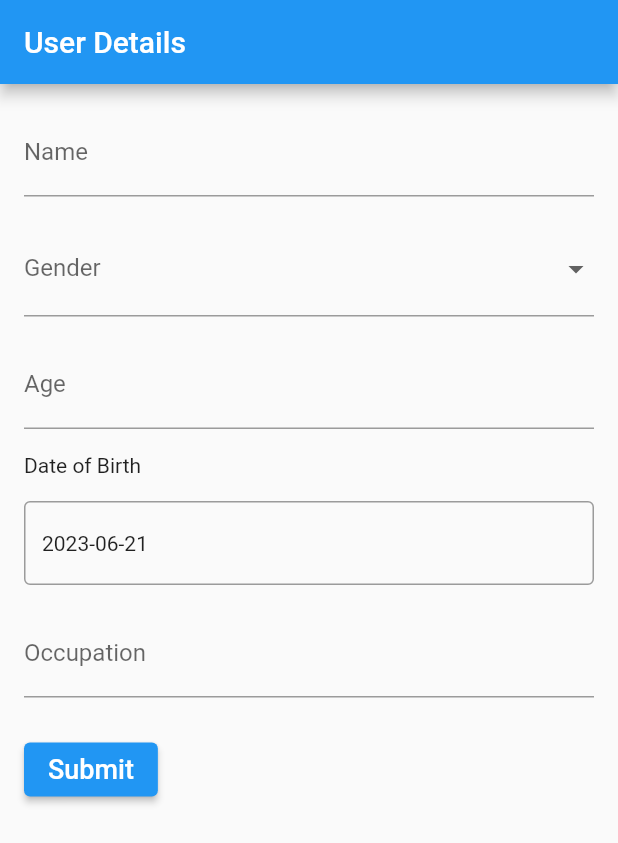
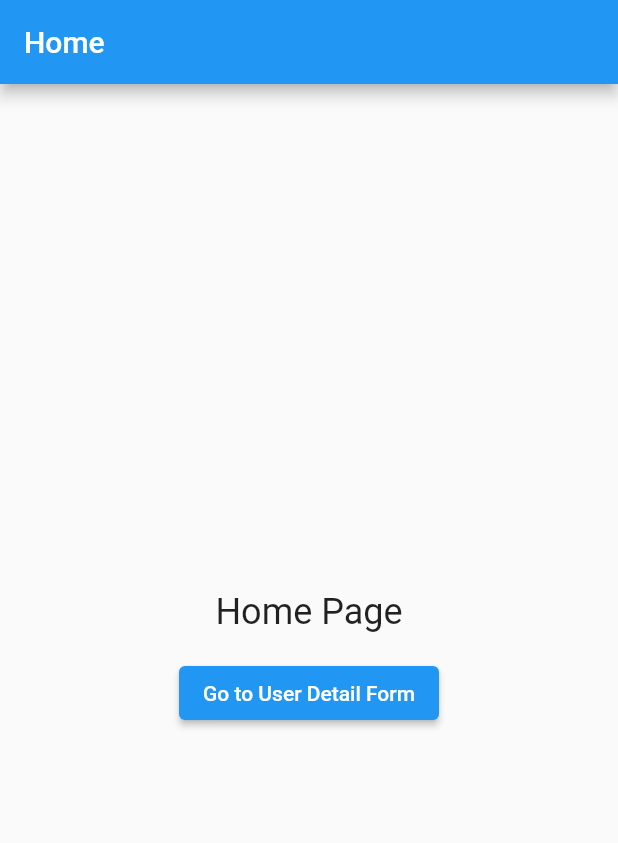
Before and after one commit to Hakobunn/realtimedatabase, a Flutter app: the screen it shows after launch, on a phone screen of 412 x 824 dp. Shown: the top 843 px of the screen. Run offline on Flutter 3.47's test engine with Material 2 defaults, Android fonts, the phone set to English and light mode, and no system bars; our stand-ins replace firebase_core, firebase_database; accounts and stored records are empty.

Commit message:
added new dart file
userforms in userform.dart and main.dart become homepage

```diff
--- a/lib/main.dart
+++ b/lib/main.dart
@@ -1,8 +1,9 @@
 import 'package:flutter/material.dart';
-import 'package:intl/intl.dart';
+// import 'package:intl/intl.dart';
 import 'package:firebase_core/firebase_core.dart';
-import 'package:firebase_database/firebase_database.dart';
-import 'package:realtimedatabase/display.dart';
+// import 'package:firebase_database/firebase_database.dart';
+// import 'package:realtimedatabase/display.dart';
+import 'userdetail.dart';
 
 void main() async {
   WidgetsFlutterBinding.ensureInitialized();
@@ -16,249 +17,293 @@ class MyApp extends StatelessWidget {
   @override
   Widget build(BuildContext context) {
     return MaterialApp(
-      title: 'User Details',
+      // title: 'User Details',
+      title: 'Welcome',
       debugShowCheckedModeBanner: false,
       theme: ThemeData(
         primarySwatch: Colors.blue,
       ),
-      home: const UserDetailsForm(),
+      // home: const UserDetailsForm(),
+      home: const HomePage(),
     );
   }
 }
 
-class UserDetailsForm extends StatefulWidget {
-  const UserDetailsForm({Key? key}) : super(key: key);
+class HomePage extends StatelessWidget {
+  const HomePage({Key? key}) : super(key: key);
 
   @override
-  // ignore: library_private_types_in_public_api
-  _UserDetailsFormState createState() => _UserDetailsFormState();
-}
-
-class _UserDetailsFormState extends State<UserDetailsForm> {
-  final _formKey = GlobalKey<FormState>();
-  final _nameController = TextEditingController();
-  final _ageController = TextEditingController();
-  final _occupationController = TextEditingController();
-  String? _gender;
-  DateTime _selectedDate = DateTime.now();
-
-  @override
-  void dispose() {
-    _nameController.dispose();
-    _ageController.dispose();
-    _occupationController.dispose();
-    super.dispose();
-  }
-
-  Future<void> _selectDate(BuildContext context) async {
-    final DateTime? picked = await showDatePicker(
-      context: context,
-      initialDate: DateTime.now(),
-      firstDate: DateTime(1900),
-      lastDate: DateTime.now(),
-    );
-
-    if (picked != null && picked != _selectedDate) {
-      setState(() {
-        _selectedDate = picked;
-      });
-    }
-  }
-
-  void _submitForm() {
-    if (_formKey.currentState!.validate()) {
-      // Perform further actions with the validated user details
-      String name = _nameController.text;
-      int age = int.parse(_ageController.text);
-      String occupation = _occupationController.text;
-      String? gender = _gender;
-      DateTime dob = _selectedDate;
-
-      // Push user details to Firebase Realtime Database
-      // ignore: deprecated_member_use
-      DatabaseReference databaseRef = FirebaseDatabase.instance.reference();
-      databaseRef.child('user_details').push().set({
-        'name': name,
-        'gender': gender,
-        'age': age,
-        'dob': dob.toString(),
-        'occupation': occupation,
-      });
-
-      showDialog(
-        context: context,
-        builder: (BuildContext context) {
-          return AlertDialog(
-            title: const Text('User Details'),
-            content: Column(
-              crossAxisAlignment: CrossAxisAlignment.start,
-              mainAxisSize: MainAxisSize.min,
+  Widget build(BuildContext context) {
+    return Scaffold(
+      appBar: AppBar(
+        title: const Text('Home'),
+      ),
+      body: Center(
+        child: Column(
+          mainAxisAlignment: MainAxisAlignment.center,
           children: [
-                Text('Name: $name'),
-                Text('Gender: $gender'),
-                Text('Age: $age'),
-                Text('Date of Birth: ${DateFormat('yyyy-MM-dd').format(dob)}'),
-                Text('Occupation: $occupation'),
-              ],
+            const Text(
+              'Home Page',
+              style: TextStyle(fontSize: 24),
             ),
-            actions: <Widget>[
-              TextButton(
-                child: const Text('Cancel'),
+            const SizedBox(height: 16),
+            ElevatedButton(
               onPressed: () {
-                  Navigator.of(context).pop();
-                },
-              ),
-              TextButton(
-                child: const Text('Confirm'),
-                onPressed: () {
-                  Navigator.of(context).pop();
+                // Navigate to UserDetailPage
                 Navigator.push(
                   context,
                   MaterialPageRoute(
-                      builder: (context) => DisplayPage(
-                        name: name,
-                        gender: gender,
-                        age: age,
-                        dob: dob,
-                        occupation: occupation,
-                      ),
-                    ),
+                      builder: (context) => const UserDetailsForm()),
                 );
               },
+              child: const Text('Go to User Detail Form'),
             ),
           ],
-          );
-        },
-      );
-
-      _resetForm(); // Reset the form after submitting the details
-    }
-  }
-
-  void _resetForm() {
-    setState(() {
-      _nameController.clear();
-      _ageController.clear();
-      _occupationController.clear();
-      _gender = null;
-      _selectedDate = DateTime.now();
-    });
-  }
-
-  @override
-  Widget build(BuildContext context) {
-    return WillPopScope(
-      onWillPop: () async {
-        return true;
-      },
-      child: Scaffold(
-        appBar: AppBar(
-          title: const Text('User Details'),
-        ),
-        body: SingleChildScrollView(
-          padding: const EdgeInsets.all(16.0),
-          child: Form(
-            key: _formKey,
-            child: Column(
-              crossAxisAlignment: CrossAxisAlignment.start,
-              children: [
-                TextFormField(
-                  controller: _nameController,
-                  decoration: const InputDecoration(labelText: 'Name'),
-                  validator: (value) {
-                    if (value!.isEmpty) {
-                      return 'Please enter your name';
-                    }
-                    return null;
-                  },
-                ),
-                const SizedBox(height: 16.0),
-                DropdownButtonFormField<String>(
-                  decoration: const InputDecoration(
-                    labelText: 'Gender',
-                  ),
-                  value: _gender,
-                  onChanged: (value) {
-                    setState(() {
-                      _gender = value;
-                    });
-                  },
-                  items: const [
-                    DropdownMenuItem(
-                      value: 'Male',
-                      child: Text('Male'),
-                    ),
-                    DropdownMenuItem(
-                      value: 'Female',
-                      child: Text('Female'),
-                    ),
-                  ],
-                  validator: (value) {
-                    if (value == null) {
-                      return 'Please select your gender';
-                    }
-                    return null;
-                  },
-                ),
-                const SizedBox(height: 16.0),
-                TextFormField(
-                  controller: _ageController,
-                  keyboardType: TextInputType.number,
-                  decoration: const InputDecoration(labelText: 'Age'),
-                  validator: (value) {
-                    if (value!.isEmpty) {
-                      return 'Please enter your age';
-                    }
-                    int? age = int.tryParse(value);
-                    if (age == null || age <= 0) {
-                      return 'Please enter a valid age';
-                    }
-                    return null;
-                  },
-                ),
-                const SizedBox(height: 16.0),
-                const Text('Date of Birth'),
-                const SizedBox(height: 16.0),
-                InkWell(
-                  onTap: () {
-                    _selectDate(context);
-                  },
-                  child: InputDecorator(
-                    decoration: const InputDecoration(
-                      border: OutlineInputBorder(),
-                    ),
-                    child: Text(
-                      DateFormat('yyyy-MM-dd').format(_selectedDate),
-                    ),
-                  ),
-                ),
-                const SizedBox(height: 16.0),
-                TextFormField(
-                  controller: _occupationController,
-                  decoration: const InputDecoration(labelText: 'Occupation'),
-                  validator: (value) {
-                    if (value!.isEmpty) {
-                      return 'Please enter your occupation';
-                    }
-                    return null;
-                  },
-                ),
-                const SizedBox(height: 24.0),
-                ElevatedButton(
-                  onPressed: () {
-                    _submitForm();
-                    _resetForm(); // Reset the form after submitting the details
-                  },
-                  child: const Text(
-                    'Submit',
-                    style: TextStyle(fontSize: 18),
-                  ),
-                ),
-              ],
-            ),
-          ),
         ),
       ),
     );
   }
 }
+
+
+
+
+
+
+
+// class UserDetailsForm extends StatefulWidget {
+//   const UserDetailsForm({Key? key}) : super(key: key);
+
+//   @override
+//   // ignore: library_private_types_in_public_api
+//   _UserDetailsFormState createState() => _UserDetailsFormState();
+// }
+
+// class _UserDetailsFormState extends State<UserDetailsForm> {
+//   final _formKey = GlobalKey<FormState>();
+//   final _nameController = TextEditingController();
+//   final _ageController = TextEditingController();
+//   final _occupationController = TextEditingController();
+//   String? _gender;
+//   DateTime _selectedDate = DateTime.now();
+
+//   @override
+//   void dispose() {
+//     _nameController.dispose();
+//     _ageController.dispose();
+//     _occupationController.dispose();
+//     super.dispose();
+//   }
+
+//   Future<void> _selectDate(BuildContext context) async {
+//     final DateTime? picked = await showDatePicker(
+//       context: context,
+//       initialDate: DateTime.now(),
+//       firstDate: DateTime(1900),
+//       lastDate: DateTime.now(),
+//     );
+
+//     if (picked != null && picked != _selectedDate) {
+//       setState(() {
+//         _selectedDate = picked;
+//       });
+//     }
+//   }
+
+//   void _submitForm() {
+//     if (_formKey.currentState!.validate()) {
+//       // Perform further actions with the validated user details
+//       String name = _nameController.text;
+//       int age = int.parse(_ageController.text);
+//       String occupation = _occupationController.text;
+//       String? gender = _gender;
+//       DateTime dob = _selectedDate;
+
+//       // Push user details to Firebase Realtime Database
+//       // ignore: deprecated_member_use
+//       DatabaseReference databaseRef = FirebaseDatabase.instance.reference();
+//       databaseRef.child('user_details').push().set({
+//         'name': name,
+//         'gender': gender,
+//         'age': age,
+//         'dob': dob.toString(),
+//         'occupation': occupation,
+//       });
+
+//       showDialog(
+//         context: context,
+//         builder: (BuildContext context) {
+//           return AlertDialog(
+//             title: const Text('User Details'),
+//             content: Column(
+//               crossAxisAlignment: CrossAxisAlignment.start,
+//               mainAxisSize: MainAxisSize.min,
+//               children: [
+//                 Text('Name: $name'),
+//                 Text('Gender: $gender'),
+//                 Text('Age: $age'),
+//                 Text('Date of Birth: ${DateFormat('yyyy-MM-dd').format(dob)}'),
+//                 Text('Occupation: $occupation'),
+//               ],
+//             ),
+//             actions: <Widget>[
+//               TextButton(
+//                 child: const Text('Cancel'),
+//                 onPressed: () {
+//                   Navigator.of(context).pop();
+//                 },
+//               ),
+//               TextButton(
+//                 child: const Text('Confirm'),
+//                 onPressed: () {
+//                   Navigator.of(context).pop();
+//                   Navigator.push(
+//                     context,
+//                     MaterialPageRoute(
+//                       builder: (context) => DisplayPage(
+//                         name: name,
+//                         gender: gender,
+//                         age: age,
+//                         dob: dob,
+//                         occupation: occupation,
+//                       ),
+//                     ),
+//                   );
+//                 },
+//               ),
+//             ],
+//           );
+//         },
+//       );
+
+//       _resetForm(); // Reset the form after submitting the details
+//     }
+//   }
+
+//   void _resetForm() {
+//     setState(() {
+//       _nameController.clear();
+//       _ageController.clear();
+//       _occupationController.clear();
+//       _gender = null;
+//       _selectedDate = DateTime.now();
+//     });
+//   }
+
+//   @override
+//   Widget build(BuildContext context) {
+//     return WillPopScope(
+//       onWillPop: () async {
+//         return true;
+//       },
+//       child: Scaffold(
+//         appBar: AppBar(
+//           title: const Text('User Details'),
+//         ),
+//         body: SingleChildScrollView(
+//           padding: const EdgeInsets.all(16.0),
+//           child: Form(
+//             key: _formKey,
+//             child: Column(
+//               crossAxisAlignment: CrossAxisAlignment.start,
+//               children: [
+//                 TextFormField(
+//                   controller: _nameController,
+//                   decoration: const InputDecoration(labelText: 'Name'),
+//                   validator: (value) {
+//                     if (value!.isEmpty) {
+//                       return 'Please enter your name';
+//                     }
+//                     return null;
+//                   },
+//                 ),
+//                 const SizedBox(height: 16.0),
+//                 DropdownButtonFormField<String>(
+//                   decoration: const InputDecoration(
+//                     labelText: 'Gender',
+//                   ),
+//                   value: _gender,
+//                   onChanged: (value) {
+//                     setState(() {
+//                       _gender = value;
+//                     });
+//                   },
+//                   items: const [
+//                     DropdownMenuItem(
+//                       value: 'Male',
+//                       child: Text('Male'),
+//                     ),
+//                     DropdownMenuItem(
+//                       value: 'Female',
+//                       child: Text('Female'),
+//                     ),
+//                   ],
+//                   validator: (value) {
+//                     if (value == null) {
+//                       return 'Please select your gender';
+//                     }
+//                     return null;
+//                   },
+//                 ),
+//                 const SizedBox(height: 16.0),
+//                 TextFormField(
+//                   controller: _ageController,
+//                   keyboardType: TextInputType.number,
+//                   decoration: const InputDecoration(labelText: 'Age'),
+//                   validator: (value) {
+//                     if (value!.isEmpty) {
+//                       return 'Please enter your age';
+//                     }
+//                     int? age = int.tryParse(value);
+//                     if (age == null || age <= 0) {
+//                       return 'Please enter a valid age';
+//                     }
+//                     return null;
+//                   },
+//                 ),
+//                 const SizedBox(height: 16.0),
+//                 const Text('Date of Birth'),
+//                 const SizedBox(height: 16.0),
+//                 InkWell(
+//                   onTap: () {
+//                     _selectDate(context);
+//                   },
+//                   child: InputDecorator(
+//                     decoration: const InputDecoration(
+//                       border: OutlineInputBorder(),
+//                     ),
+//                     child: Text(
+//                       DateFormat('yyyy-MM-dd').format(_selectedDate),
+//                     ),
+//                   ),
+//                 ),
+//                 const SizedBox(height: 16.0),
+//                 TextFormField(
+//                   controller: _occupationController,
+//                   decoration: const InputDecoration(labelText: 'Occupation'),
+//                   validator: (value) {
+//                     if (value!.isEmpty) {
+//                       return 'Please enter your occupation';
+//                     }
+//                     return null;
+//                   },
+//                 ),
+//                 const SizedBox(height: 24.0),
+//                 ElevatedButton(
+//                   onPressed: () {
+//                     _submitForm();
+//                     _resetForm(); // Reset the form after submitting the details
+//                   },
+//                   child: const Text(
+//                     'Submit',
+//                     style: TextStyle(fontSize: 18),
+//                   ),
+//                 ),
+//               ],
+//             ),
+//           ),
+//         ),
+//       ),
+//     );
+//   }
+// }
```
Also changed, not shown: lib/userdetail.dart (added, +242 -0 lines). Lines whose indentation alone changed are shown as unchanged.
